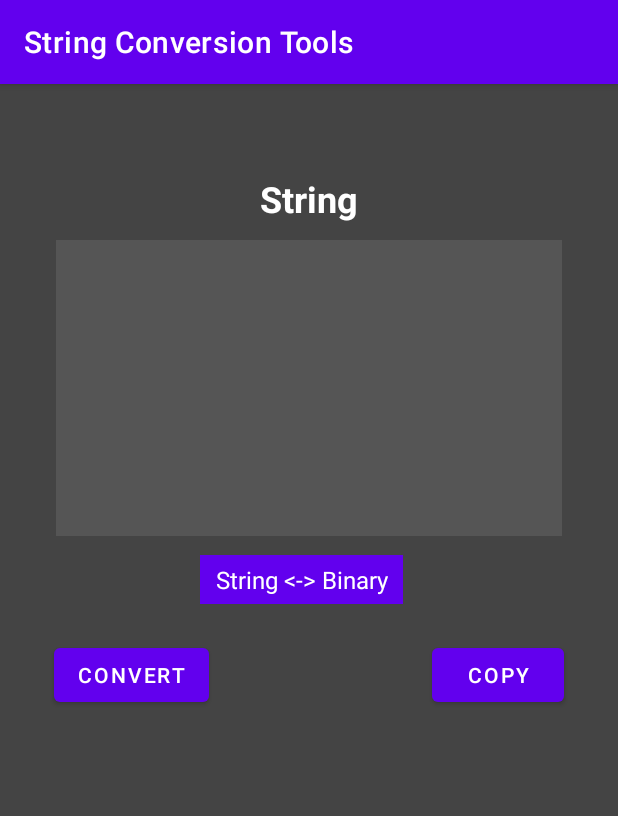
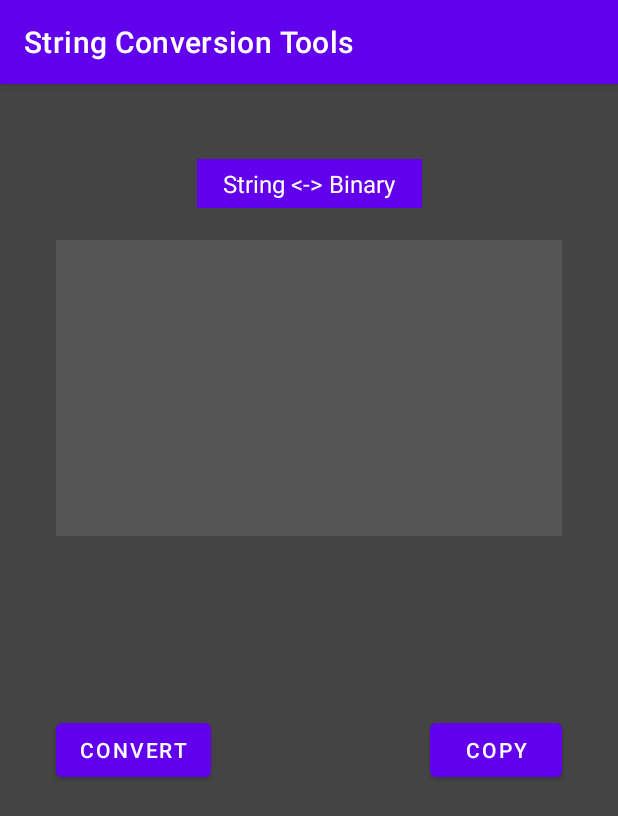
Before and after one commit to pinguXpingu/pinguXconvertor, an Android app: the stringtools screen opened directly, with no data from a screen before it, on a phone screen of 412 x 824 dp. Shown: the top 816 px of the screen. Run offline under Robolectric (Android 15) with nearby library versions, the phone set to English and light mode, and no system bars.

Commit message:
new release

```diff
--- a/app/src/main/res/layout/activity_stringtools.xml
+++ b/app/src/main/res/layout/activity_stringtools.xml
@@ -6,19 +6,6 @@
     android:layout_height="match_parent"
     android:background="#444"
     tools:context=".stringtools">
-
-    <TextView
-        android:id="@+id/label_String"
-        android:layout_width="wrap_content"
-        android:layout_height="wrap_content"
-        android:layout_marginTop="60dp"
-        android:text="String"
-        android:textColor="@color/white"
-        android:textSize="24dp"
-        android:textStyle="bold"
-        app:layout_constraintEnd_toEndOf="parent"
-        app:layout_constraintStart_toStartOf="parent"
-        app:layout_constraintTop_toTopOf="parent" />
 
     <EditText
         android:id="@+id/stringText"
@@ -37,28 +24,13 @@
 
     <Spinner
         android:id="@+id/spinner_crypt"
-        android:layout_width="wrap_content"
+        android:layout_width="150dp"
         android:layout_height="wrap_content"
-        android:layout_marginTop="295dp"
-        android:layout_marginBottom="340dp"
+        android:layout_marginTop="50dp"
         android:background="@null"
         android:textAlignment="center"
-        app:layout_constraintBottom_toBottomOf="parent"
         app:layout_constraintEnd_toEndOf="parent"
-        app:layout_constraintHorizontal_bias="0.498"
-        app:layout_constraintStart_toStartOf="parent"
-        app:layout_constraintTop_toTopOf="parent"
-        app:layout_constraintVertical_bias="0.188" />
-
-    <Button
-        android:id="@+id/convertButton"
-        android:layout_width="wrap_content"
-        android:layout_height="wrap_content"
-        android:layout_marginStart="36dp"
-        android:layout_marginTop="360dp"
-        android:layout_marginBottom="340dp"
-        android:text="Convert"
-        app:layout_constraintBottom_toBottomOf="parent"
+        app:layout_constraintHorizontal_bias="0.5"
         app:layout_constraintStart_toStartOf="parent"
         app:layout_constraintTop_toTopOf="parent" />
 
@@ -66,12 +38,21 @@
         android:id="@+id/copyButton"
         android:layout_width="wrap_content"
         android:layout_height="wrap_content"
-        android:layout_marginTop="360dp"
-        android:layout_marginEnd="36dp"
-        android:layout_marginBottom="340dp"
+        android:layout_marginBottom="300dp"
         android:text="Copy"
         app:layout_constraintBottom_toBottomOf="parent"
         app:layout_constraintEnd_toEndOf="parent"
-        app:layout_constraintTop_toTopOf="parent" />
+        app:layout_constraintHorizontal_bias="0.885"
+        app:layout_constraintStart_toStartOf="parent" />
+
+    <Button
+        android:id="@+id/convertButton"
+        android:layout_width="wrap_content"
+        android:layout_height="wrap_content"
+        android:layout_marginStart="37dp"
+        android:layout_marginBottom="300dp"
+        android:text="Convert"
+        app:layout_constraintBottom_toBottomOf="parent"
+        app:layout_constraintStart_toStartOf="parent" />
 
 </androidx.constraintlayout.widget.ConstraintLayout>
```
Also changed, not shown: app/src/main/java/com/pingux/pinguxconvertor/stringtools.java (+44 -9 lines), 2 other files.
